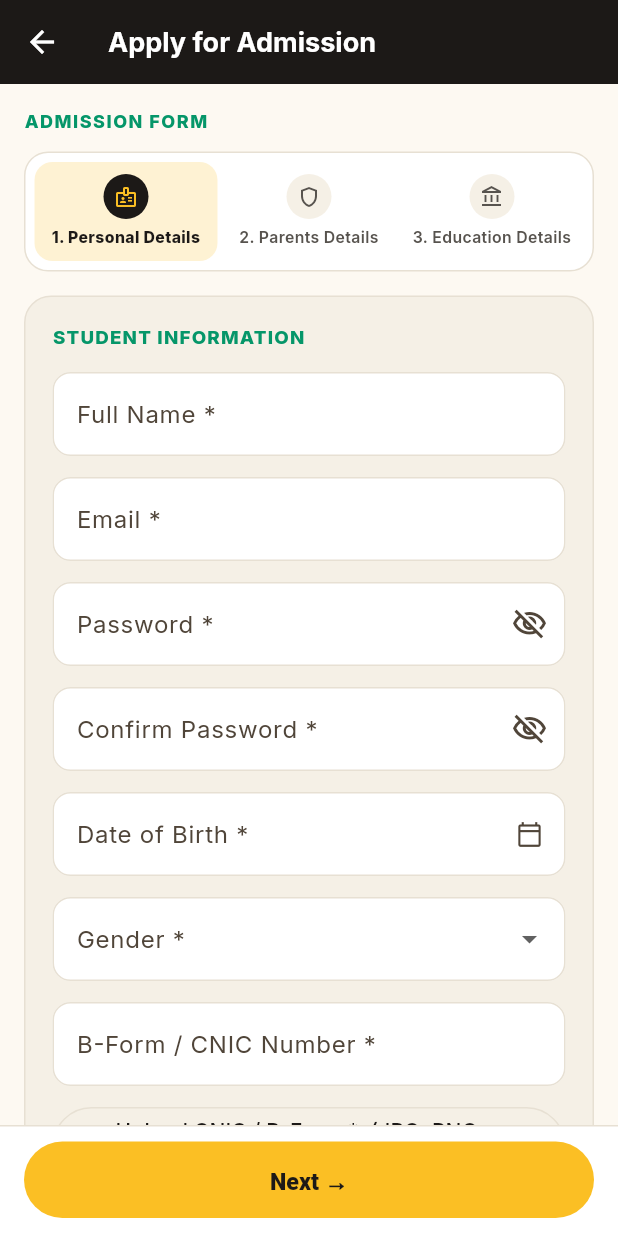
After one commit to Arooj-Ashfaq/IndusVirtual, a Flutter app: the AdmissionPage screen opened directly, on a phone screen of 412 x 824 dp. The commit adds this screen. Run offline on Flutter 3.47's test engine with Material 3 defaults, Android fonts, the phone set to English and light mode, and no system bars; our stand-ins replace cloud_firestore, file_picker, firebase_auth, firebase_core, firebase_storage, google_fonts; accounts and stored records are empty.

Commit message:
Add 3-step admission form saved to Firestore + Storage

```diff
--- /dev/null
+++ b/lib/admission/admission_page.dart
@@ -0,0 +1,506 @@
+import 'package:file_picker/file_picker.dart';
+import 'package:firebase_auth/firebase_auth.dart';
+import 'package:flutter/material.dart';
+
+import '../auth_service.dart';
+import '../theme.dart';
+import 'admission_service.dart';
+
+const _green = Color(0xFF059669);
+const _months = ['Jan', 'Feb', 'Mar', 'Apr', 'May', 'Jun', 'Jul', 'Aug', 'Sep', 'Oct', 'Nov', 'Dec'];
+const _classes = ['KG', 'Prep', 'Class 1', 'Class 2', 'Class 3', 'Class 4', 'Class 5', 'Class 6', 'Class 7', 'Class 8'];
+final _emailRe = RegExp(r'^[^@\s]+@[^@\s]+\.[^@\s]+$');
+final _cnicRe = RegExp(r'^\d{5}-\d{7}-\d$');
+final _phoneRe = RegExp(r'^(03\d{9}|\+923\d{9})$');
+
+class AdmissionPage extends StatefulWidget {
+  const AdmissionPage({super.key});
+  @override
+  State<AdmissionPage> createState() => _AdmissionPageState();
+}
+
+class _AdmissionPageState extends State<AdmissionPage> {
+  static const _keys = [
+    'fullName', 'email', 'password', 'confirm', 'dob', 'bForm',
+    'guardianName', 'fatherName', 'motherName', 'guardianCnic', 'fatherOccupation',
+    'phone1', 'phone2', 'guardianEmail',
+    'previousSchool', 'lastClass', 'lastResult', 'reason',
+  ];
+  late final Map<String, TextEditingController> _c = {for (final k in _keys) k: TextEditingController()};
+  final _forms = [GlobalKey<FormState>(), GlobalKey<FormState>(), GlobalKey<FormState>()];
+  final _scroll = ScrollController();
+
+  int _step = 0;
+  bool _busy = false, _agree = false, _cnicMissing = false, _showPass = false, _showConfirm = false;
+  String? _error, _gender, _applyClass;
+  String _relation = 'Father';
+  DateTime? _dob;
+  PlatformFile? _cnic;
+  User? _user;
+
+  @override
+  void initState() {
+    super.initState();
+    if (firebaseReady) {
+      _user = FirebaseAuth.instance.currentUser;
+      _c['email']!.text = _user?.email ?? '';
+      _c['fullName']!.text = _user?.displayName ?? '';
+    }
+  }
+
+  @override
+  void dispose() {
+    for (final c in _c.values) {
+      c.dispose();
+    }
+    _scroll.dispose();
+    super.dispose();
+  }
+
+  String _t(String k) => _c[k]!.text.trim();
+
+  InputDecoration _dec(String label, {String? hint, String? helper, Widget? suffix}) {
+    final border = OutlineInputBorder(
+      borderRadius: BorderRadius.circular(12),
+      borderSide: BorderSide(color: context.line),
+    );
+    return InputDecoration(
+      labelText: label,
+      hintText: hint,
+      helperText: helper,
+      suffixIcon: suffix,
+      filled: true,
+      fillColor: context.card,
+      border: border,
+      enabledBorder: border,
+    );
+  }
+
+  Widget _gap(Widget w) => Padding(padding: const EdgeInsets.only(bottom: 14), child: w);
+
+  Widget _tf(String key, String label,
+      {bool req = false, bool obscure = false, TextInputType? type, String? hint, String? helper,
+      Widget? suffix, bool readOnly = false, int lines = 1, String? Function(String?)? validator,
+      void Function(String)? onChanged}) {
+    return _gap(TextFormField(
+      controller: _c[key],
+      obscureText: obscure,
+      keyboardType: type,
+      readOnly: readOnly,
+      maxLines: obscure ? 1 : lines,
+      onChanged: onChanged,
+      decoration: _dec(req ? '$label *' : label, hint: hint, helper: helper, suffix: suffix),
+      validator: validator ?? (req ? (v) => (v ?? '').trim().isEmpty ? 'Required' : null : null),
+    ));
+  }
+
+  Widget _dropdown(String label, String? value, List<String> items, ValueChanged<String?> onChanged, {bool req = true}) {
+    return _gap(DropdownButtonFormField<String>(
+      value: value,
+      isExpanded: true,
+      decoration: _dec(req ? '$label *' : label),
+      items: [for (final i in items) DropdownMenuItem(value: i, child: Text(i))],
+      onChanged: onChanged,
+      validator: req ? (v) => v == null ? 'Required' : null : null,
+    ));
+  }
+
+  Widget _section(String title, List<Widget> children) => Container(
+        width: double.infinity,
+        padding: const EdgeInsets.all(18),
+        decoration: BoxDecoration(
+          color: context.band,
+          borderRadius: BorderRadius.circular(18),
+          border: Border.all(color: context.line),
+        ),
+        child: Column(crossAxisAlignment: CrossAxisAlignment.start, children: [
+          Padding(
+            padding: const EdgeInsets.only(bottom: 14),
+            child: Text(title, style: const TextStyle(color: _green, fontWeight: FontWeight.w800, fontSize: 12.5, letterSpacing: .8)),
+          ),
+          ...children,
+        ]),
+      );
+
+  // ---------- Step 1: Personal details ----------
+  Widget _strength() {
+    final p = _c['password']!.text;
+    final rules = <(bool, String)>[
+      (p.length >= 6, 'At least 6 characters'),
+      (RegExp(r'\d').hasMatch(p), 'At least one number (0-9)'),
+      (RegExp(r'[^A-Za-z0-9]').hasMatch(p), r'At least one special character (!@#$%^&*)'),
+    ];
+    final score = rules.where((r) => r.$1).length;
+    final color = score == 3 ? _green : (score == 2 ? kAmber2 : Colors.red.shade500);
+    return Container(
+      margin: const EdgeInsets.only(bottom: 14),
+      padding: const EdgeInsets.all(14),
+      decoration: BoxDecoration(color: context.card, borderRadius: BorderRadius.circular(12), border: Border.all(color: context.line)),
+      child: Column(crossAxisAlignment: CrossAxisAlignment.start, children: [
+        Row(children: [
+          for (var i = 0; i < 3; i++)
+            Expanded(
+              child: Container(
+                height: 5,
+                margin: const EdgeInsets.only(right: 6),
+                decoration: BoxDecoration(color: i < score ? color : context.line, borderRadius: BorderRadius.circular(9)),
+              ),
+            ),
+          Text(score == 3 ? '✓ STRONG' : (score == 2 ? 'FAIR' : 'WEAK'),
+              style: TextStyle(color: color, fontWeight: FontWeight.w800, fontSize: 12)),
+        ]),
+        const SizedBox(height: 10),
+        for (final r in rules)
+          Padding(
+            padding: const EdgeInsets.only(bottom: 5),
+            child: Row(children: [
+              Icon(r.$1 ? Icons.check_circle : Icons.circle_outlined, size: 18, color: r.$1 ? _green : context.muted),
+              const SizedBox(width: 8),
+              Expanded(child: Text(r.$2, style: TextStyle(fontSize: 13, fontWeight: FontWeight.w600, color: r.$1 ? _green : context.muted))),
+            ]),
+          ),
+      ]),
+    );
+  }
+
+  Future<void> _pickDob() async {
+    final d = await showDatePicker(
+      context: context,
+      initialDate: _dob ?? DateTime(2018, 1, 1),
+      firstDate: DateTime(2000),
+      lastDate: DateTime.now(),
+    );
+    if (d != null) {
+      setState(() => _dob = d);
+      _c['dob']!.text = '${d.day.toString().padLeft(2, '0')}-${_months[d.month - 1]}-${d.year}';
+    }
+  }
+
+  Future<void> _pickFile() async {
+    final r = await FilePicker.platform.pickFiles(
+      type: FileType.custom,
+      allowedExtensions: ['jpg', 'jpeg', 'png', 'pdf'],
+      withData: true,
+    );
+    final f = r?.files.single;
+    if (f == null) return;
+    if (f.bytes == null || f.size > 5 * 1024 * 1024) {
+      setState(() => _error = 'File must be a JPG, PNG or PDF under 5 MB.');
+      return;
+    }
+    setState(() {
+      _cnic = f;
+      _cnicMissing = false;
+      _error = null;
+    });
+  }
+
+  void _preview() {
+    final f = _cnic!;
+    final isImg = ['jpg', 'jpeg', 'png'].contains((f.extension ?? '').toLowerCase());
+    showDialog<void>(
+      context: context,
+      builder: (_) => AlertDialog(
+        title: Text(f.name, maxLines: 1, overflow: TextOverflow.ellipsis),
+        content: isImg ? Image.memory(f.bytes!) : const Text('PDF selected. Preview is not available.'),
+        actions: [TextButton(onPressed: () => Navigator.pop(context), child: const Text('Close'))],
+      ),
+    );
+  }
+
+  Widget _upload() {
+    return _gap(Column(crossAxisAlignment: CrossAxisAlignment.start, children: [
+      if (_cnic == null)
+        OutlinedButton.icon(
+          onPressed: _pickFile,
+          icon: const Icon(Icons.upload_file),
+          label: const Text('Upload CNIC / B-Form *  (JPG, PNG, PDF · max 5 MB)'),
+          style: OutlinedButton.styleFrom(
+            minimumSize: const Size.fromHeight(52),
+            foregroundColor: context.ink,
+            side: BorderSide(color: _cnicMissing ? Colors.red.shade600 : context.line),
+          ),
+        )
+      else
+        Container(
+          padding: const EdgeInsets.fromLTRB(14, 10, 6, 10),
+          decoration: BoxDecoration(
+            color: _green.withOpacity(.12),
+            borderRadius: BorderRadius.circular(12),
+            border: Border.all(color: _green.withOpacity(.4)),
+          ),
+          child: Row(children: [
+            Expanded(
+              child: Text('${_cnic!.name} (${(_cnic!.size / 1024).toStringAsFixed(1)} KB)',
+                  maxLines: 1, overflow: TextOverflow.ellipsis,
+                  style: const TextStyle(color: _green, fontWeight: FontWeight.w700, fontSize: 13)),
+            ),
+            TextButton(onPressed: _preview, child: const Text('Preview')),
+            IconButton(onPressed: () => setState(() => _cnic = null), icon: const Icon(Icons.close, size: 18)),
+          ]),
+        ),
+      if (_cnicMissing)
+        Padding(
+          padding: const EdgeInsets.only(top: 6, left: 12),
+          child: Text('Please upload the CNIC / B-Form', style: TextStyle(color: Colors.red.shade600, fontSize: 12)),
+        ),
+    ]));
+  }
+
+  Widget _stepPersonal() {
+    final signedIn = _user != null;
+    return _section('STUDENT INFORMATION', [
+      _tf('fullName', 'Full Name', req: true, hint: "Student's full name"),
+      _tf('email', 'Email', req: true, type: TextInputType.emailAddress, readOnly: signedIn,
+          validator: (v) => _emailRe.hasMatch((v ?? '').trim()) ? null : 'Enter a valid email'),
+      if (!signedIn) ...[
+        _tf('password', 'Password', req: true, obscure: !_showPass, onChanged: (_) => setState(() {}),
+            suffix: IconButton(
+                icon: Icon(_showPass ? Icons.visibility : Icons.visibility_off_outlined),
+                onPressed: () => setState(() => _showPass = !_showPass)),
+            validator: (v) {
+              final p = v ?? '';
+              if (p.length < 6 || !RegExp(r'\d').hasMatch(p) || !RegExp(r'[^A-Za-z0-9]').hasMatch(p)) {
+                return 'Password does not meet all requirements';
+              }
+              return null;
+            }),
+        if (_c['password']!.text.isNotEmpty) _strength(),
+        _tf('confirm', 'Confirm Password', req: true, obscure: !_showConfirm,
+            suffix: IconButton(
+                icon: Icon(_showConfirm ? Icons.visibility : Icons.visibility_off_outlined),
+                onPressed: () => setState(() => _showConfirm = !_showConfirm)),
+            validator: (v) => v == _c['password']!.text ? null : 'Passwords do not match'),
+      ],
+      _tf('dob', 'Date of Birth', req: true, readOnly: true, hint: 'Select date',
+          suffix: const Icon(Icons.calendar_today_outlined, size: 18),
+          validator: (_) => _dob == null ? 'Required' : null),
+      _dropdown('Gender', _gender, const ['Male', 'Female'], (v) => setState(() => _gender = v)),
+      _tf('bForm', 'B-Form / CNIC Number', req: true, type: TextInputType.number, hint: '00000-0000000-0',
+          validator: (v) => _cnicRe.hasMatch((v ?? '').trim()) ? null : 'Format: 00000-0000000-0'),
+      _upload(),
+    ]);
+  }
+
+  // ---------- Step 2: Parents details ----------
+  Widget _stepParents() {
+    return _section('PARENT / GUARDIAN INFORMATION', [
+      _dropdown('Parent / Guardian', _relation, const ['Father', 'Mother', 'Guardian'], (v) => setState(() => _relation = v ?? 'Father')),
+      _tf('guardianName', 'Parent / Guardian Name', req: true, hint: "Parent or Guardian's full name"),
+      _tf('fatherName', 'Father Name', req: true, hint: "Father's full name"),
+      _tf('motherName', 'Mother Name', req: true, hint: "Mother's full name"),
+      _tf('guardianCnic', 'Father/Guardian CNIC Number', req: true, type: TextInputType.number,
+          hint: '00000-0000000-0', helper: 'Fill this form as per CNIC',
+          validator: (v) => _cnicRe.hasMatch((v ?? '').trim()) ? null : 'Format: 00000-0000000-0'),
+      _tf('fatherOccupation', 'Father Occupation', hint: 'e.g. Engineer, Business, etc.'),
+      _tf('phone1', 'Contact Number 1', req: true, type: TextInputType.phone, hint: '03001234567',
+          validator: (v) => _phoneRe.hasMatch((v ?? '').trim()) ? null : 'Enter a valid number, e.g. 03001234567'),
+      _tf('phone2', 'Contact Number 2', type: TextInputType.phone, hint: 'Optional',
+          validator: (v) => (v ?? '').trim().isEmpty || _phoneRe.hasMatch(v!.trim()) ? null : 'Enter a valid number'),
+      _tf('guardianEmail', 'Father/Guardian Email', req: true, type: TextInputType.emailAddress, hint: 'parent@email.com',
+          validator: (v) => _emailRe.hasMatch((v ?? '').trim()) ? null : 'Enter a valid email'),
+    ]);
+  }
+
+  // ---------- Step 3: Education details (fields are a first draft; adjust to the real form) ----------
+  bool get _needPrev => _applyClass != null && _applyClass != 'KG' && _applyClass != 'Prep';
+
+  Widget _stepEducation() {
+    String? prev(String? v) => _needPrev && (v ?? '').trim().isEmpty ? 'Required' : null;
+    return _section('EDUCATION INFORMATION', [
+      _dropdown('Applying for Class', _applyClass, _classes, (v) => setState(() => _applyClass = v)),
+      _tf('previousSchool', 'Previous School Name', hint: 'Last school attended', validator: prev),
+      _tf('lastClass', 'Last Class Passed', hint: 'e.g. Class 3', validator: prev),
+      _tf('lastResult', 'Last Result (% or Grade)', hint: 'e.g. 82% or A', validator: prev),
+      _tf('reason', 'Reason for Leaving Previous School', lines: 3, hint: 'Optional'),
+      CheckboxListTile(
+        contentPadding: EdgeInsets.zero,
+        controlAffinity: ListTileControlAffinity.leading,
+        value: _agree,
+        onChanged: (v) => setState(() => _agree = v ?? false),
+        title: const Text('I confirm that the information provided is correct.', style: TextStyle(fontSize: 13.5)),
+      ),
+    ]);
+  }
+
+  // ---------- Navigation / submit ----------
+  void _go(int step) {
+    setState(() {
+      _step = step;
+      _error = null;
+    });
+    if (_scroll.hasClients) _scroll.jumpTo(0);
+  }
+
+  void _next() {
+    final ok = _forms[_step].currentState!.validate();
+    var fileOk = true;
+    if (_step == 0 && _cnic == null) {
+      setState(() => _cnicMissing = true);
+      fileOk = false;
+    }
+    if (!ok || !fileOk) return;
+    _step < 2 ? _go(_step + 1) : _submit();
+  }
+
+  Future<void> _submit() async {
+    if (!firebaseReady) {
+      setState(() => _error = 'Firebase is not configured yet. Run `flutterfire configure` (see README).');
+      return;
+    }
+    if (!_agree) {
+      setState(() => _error = 'Please confirm that the information is correct.');
+      return;
+    }
+    setState(() {
+      _busy = true;
+      _error = null;
+    });
+    try {
+      final uid = await AdmissionService.submit(
+        email: _t('email'),
+        password: _c['password']!.text,
+        fullName: _t('fullName'),
+        file: _cnic!,
+        student: {
+          'fullName': _t('fullName'),
+          'email': _t('email'),
+          'dateOfBirth': '${_dob!.year}-${_dob!.month.toString().padLeft(2, '0')}-${_dob!.day.toString().padLeft(2, '0')}',
+          'gender': _gender,
+          'bFormCnic': _t('bForm'),
+        },
+        parent: {
+          'relation': _relation,
+          'guardianName': _t('guardianName'),
+          'fatherName': _t('fatherName'),
+          'motherName': _t('motherName'),
+          'guardianCnic': _t('guardianCnic'),
+          'fatherOccupation': _t('fatherOccupation'),
+          'phone1': _t('phone1'),
+          'phone2': _t('phone2'),
+          'guardianEmail': _t('guardianEmail'),
+        },
+        education: {
+          'applyingForClass': _applyClass,
+          'previousSchool': _t('previousSchool'),
+          'lastClassPassed': _t('lastClass'),
+          'lastResult': _t('lastResult'),
+          'reasonForLeaving': _t('reason'),
+        },
+      );
+      if (!mounted) return;
+      await showDialog<void>(
+        context: context,
+        barrierDismissible: false,
+        builder: (_) => AlertDialog(
+          title: const Text('Application submitted 🎉'),
+          content: Text('Your reference number is IVS-${uid.substring(0, 6).toUpperCase()}.\nWe will contact you on the parent contact number.'),
+          actions: [TextButton(onPressed: () => Navigator.pop(context), child: const Text('Done'))],
+        ),
+      );
+      if (mounted) Navigator.pop(context);
+    } catch (e) {
+      if (mounted) setState(() => _error = AdmissionService.message(e));
+    } finally {
+      if (mounted) setState(() => _busy = false);
+    }
+  }
+
+  Widget _tabs() {
+    const labels = ['Personal Details', 'Parents Details', 'Education Details'];
+    const icons = [Icons.badge_outlined, Icons.shield_outlined, Icons.account_balance_outlined];
+    return Container(
+      padding: const EdgeInsets.all(6),
+      decoration: BoxDecoration(color: context.card, borderRadius: BorderRadius.circular(16), border: Border.all(color: context.line)),
+      child: Row(children: [
+        for (var i = 0; i < 3; i++)
+          Expanded(
+            child: GestureDetector(
+              onTap: i < _step ? () => _go(i) : null,
+              child: AnimatedContainer(
+                duration: const Duration(milliseconds: 200),
+                padding: const EdgeInsets.symmetric(vertical: 8, horizontal: 4),
+                decoration: BoxDecoration(
+                  color: i == _step ? kAmber.withOpacity(.2) : Colors.transparent,
+                  borderRadius: BorderRadius.circular(12),
+                ),
+                child: Column(children: [
+                  CircleAvatar(
+                    radius: 15,
+                    backgroundColor: i == _step ? kDark : (i < _step ? kAmber : context.band),
+                    child: Icon(i < _step ? Icons.check : icons[i], size: 16, color: i == _step ? kAmber : (i < _step ? kDark : context.muted)),
+                  ),
+                  const SizedBox(height: 5),
+                  Text('${i + 1}. ${labels[i]}',
+                      textAlign: TextAlign.center,
+                      style: TextStyle(fontSize: 10.5, fontWeight: i == _step ? FontWeight.w800 : FontWeight.w600, color: i == _step ? context.ink : context.muted)),
+                ]),
+              ),
+            ),
+          ),
+      ]),
+    );
+  }
+
+  @override
+  Widget build(BuildContext context) {
+    final pages = [_stepPersonal(), _stepParents(), _stepEducation()];
+    return Scaffold(
+      appBar: AppBar(
+        backgroundColor: kDark,
+        foregroundColor: Colors.white,
+        title: const Text('Apply for Admission', style: TextStyle(fontWeight: FontWeight.w700, fontSize: 18)),
+      ),
+      body: SingleChildScrollView(
+        controller: _scroll,
+        padding: const EdgeInsets.fromLTRB(16, 16, 16, 24),
+        child: Column(crossAxisAlignment: CrossAxisAlignment.start, children: [
+          const Text('ADMISSION FORM', style: TextStyle(color: _green, fontWeight: FontWeight.w800, fontSize: 12, letterSpacing: 1)),
+          const SizedBox(height: 12),
+          _tabs(),
+          const SizedBox(height: 16),
+          Form(key: _forms[_step], child: pages[_step]),
+          if (_error != null)
+            Container(
+              width: double.infinity,
+              margin: const EdgeInsets.only(top: 14),
+              padding: const EdgeInsets.all(12),
+              decoration: BoxDecoration(color: Colors.red.withOpacity(.12), borderRadius: BorderRadius.circular(10)),
+              child: Text(_error!, style: TextStyle(color: Colors.red.shade600, fontSize: 13)),
+            ),
+        ]),
+      ),
+      bottomNavigationBar: SafeArea(
+        child: Container(
+          padding: const EdgeInsets.fromLTRB(16, 10, 16, 12),
+          decoration: BoxDecoration(color: context.card, border: Border(top: BorderSide(color: context.line))),
+          child: Row(children: [
+            if (_step > 0) ...[
+              Expanded(
+                child: OutlinedButton(
+                  onPressed: _busy ? null : () => _go(_step - 1),
+                  style: OutlinedButton.styleFrom(padding: const EdgeInsets.symmetric(vertical: 15), foregroundColor: context.ink),
+                  child: const Text('← Back'),
+                ),
+              ),
+              const SizedBox(width: 12),
+            ],
+            Expanded(
+              flex: 2,
+              child: FilledButton(
+                onPressed: _busy ? null : _next,
+                style: FilledButton.styleFrom(
+                  backgroundColor: kAmber,
+                  foregroundColor: kDark,
+                  padding: const EdgeInsets.symmetric(vertical: 15),
+                  textStyle: const TextStyle(fontWeight: FontWeight.w800, fontSize: 15.5),
+                ),
+                child: Text(_busy ? 'Submitting…' : (_step < 2 ? 'Next →' : 'Submit Application')),
+              ),
+            ),
+          ]),
+        ),
+      ),
+    );
+  }
+}
--- /dev/null
+++ b/lib/admission/admission_service.dart
@@ -0,0 +1,74 @@
+import 'package:cloud_firestore/cloud_firestore.dart';
+import 'package:file_picker/file_picker.dart';
+import 'package:firebase_auth/firebase_auth.dart';
+import 'package:firebase_core/firebase_core.dart' show FirebaseException;
+import 'package:firebase_storage/firebase_storage.dart';
+
+import '../auth_service.dart';
+
+class AdmissionService {
+  /// Creates the account (if not signed in), uploads the CNIC / B-Form file to
+  /// Storage and saves the application in Firestore at `admissions/{uid}`.
+  /// The password is only used for Firebase Auth and is never stored.
+  static Future<String> submit({
+    required String email,
+    required String password,
+    required String fullName,
+    required Map<String, dynamic> student,
+    required Map<String, dynamic> parent,
+    required Map<String, dynamic> education,
+    required PlatformFile file,
+  }) async {
+    final auth = FirebaseAuth.instance;
+    var user = auth.currentUser;
+    if (user == null) {
+      final cred = await auth.createUserWithEmailAndPassword(email: email, password: password);
+      user = cred.user!;
+      await user.updateDisplayName(fullName);
+      await user.sendEmailVerification();
+    }
+
+    final ref = FirebaseFirestore.instance.collection('admissions').doc(user.uid);
+    if ((await ref.get()).exists) throw StateError('already-submitted');
+
+    final ext = (file.extension ?? 'jpg').toLowerCase();
+    final path = 'admissions/${user.uid}/cnic.$ext';
+    final upload = await FirebaseStorage.instance
+        .ref(path)
+        .putData(file.bytes!, SettableMetadata(contentType: _mime(ext)));
+    final url = await upload.ref.getDownloadURL();
+
+    await ref.set({
+      'userId': user.uid,
+      'status': 'pending',
+      'createdAt': FieldValue.serverTimestamp(),
+      'student': {
+        ...student,
+        'cnicFile': {'url': url, 'path': path, 'name': file.name, 'sizeBytes': file.size},
+      },
+      'parent': parent,
+      'education': education,
+    });
+    return user.uid;
+  }
+
+  static String _mime(String ext) => switch (ext) {
+        'png' => 'image/png',
+        'pdf' => 'application/pdf',
+        _ => 'image/jpeg',
+      };
+
+  static String message(Object e) {
+    if (e is StateError && e.message == 'already-submitted') {
+      return 'An application has already been submitted with this account.';
+    }
+    if (e is FirebaseAuthException) return AuthService.message(e);
+    if (e is FirebaseException) {
+      if (e.code == 'permission-denied' || e.code == 'unauthorized') {
+        return 'Permission denied. Publish firestore.rules and storage.rules from the repo (see README).';
+      }
+      return 'Could not save the application (${e.code}). Please try again.';
+    }
+    return 'Something went wrong. Please try again.';
+  }
+}
--- a/pubspec.yaml
+++ b/pubspec.yaml
@@ -12,6 +12,9 @@ dependencies:
   firebase_core: ^3.6.0
   firebase_auth: ^5.3.1
   google_fonts: ^6.2.1
+  cloud_firestore: ^5.4.4
+  firebase_storage: ^12.3.4
+  file_picker: ^8.1.2
 
 flutter:
   uses-material-design: true
```
Also changed, not shown: lib/home_page.dart (+8 -5 lines), 3 other files.
